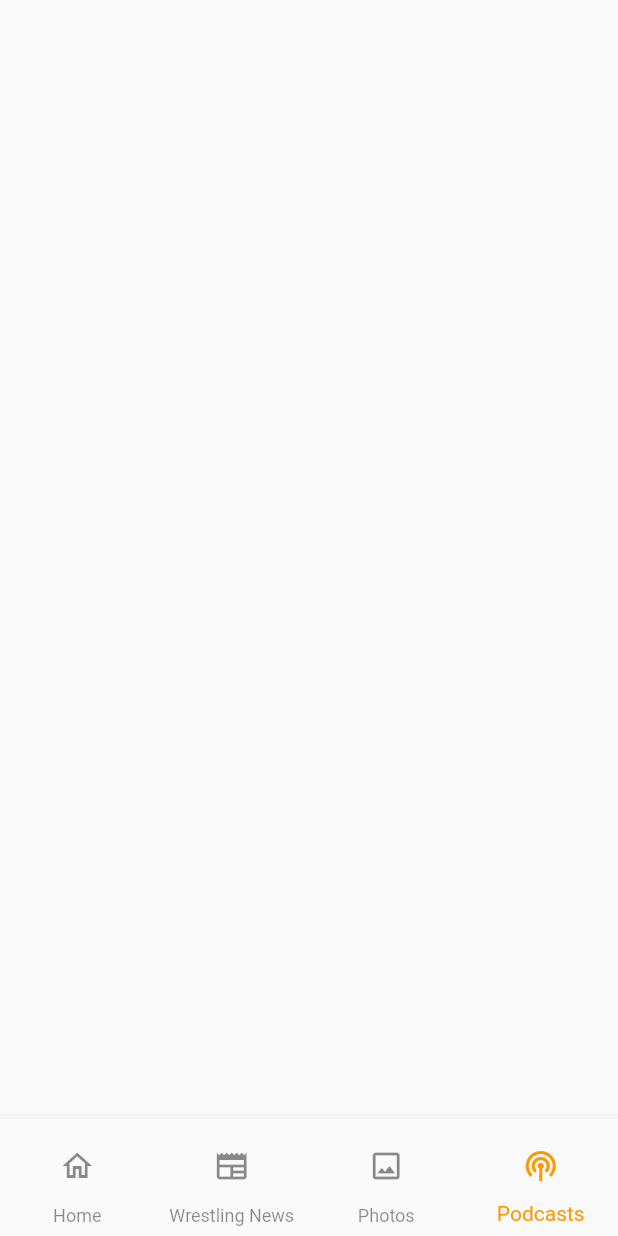
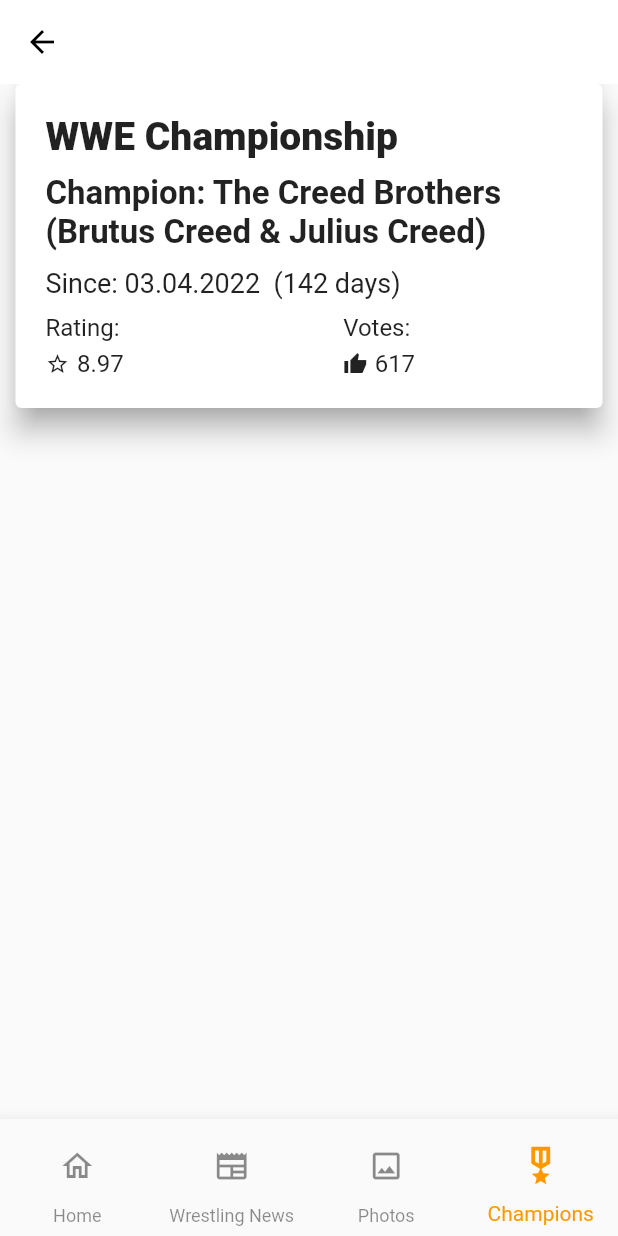
Before and after one commit to sakibovi123/wrestling_news_app, a Flutter app: the screen it shows after launch, item 4 of the bottom bar chosen, on a phone screen of 412 x 824 dp. Run offline on Flutter 3.47's test engine with Material 2 defaults, Android fonts, the phone set to English and light mode, and no system bars; network calls fail.

Commit message:
changes made in Photos page and changed the name of podcast to Champions and added champions card

```diff
--- a/lib/Views/Pages/Export.dart
+++ b/lib/Views/Pages/Export.dart
@@ -7,20 +7,18 @@
 export '../Widgets/Narbar.dart';
 export '../Widgets/NewsCard.dart';
 export '../Widgets/NotificationCard.dart';
+export '../Widgets/champions_card.dart';
 export '../Widgets/event_card.dart';
 export '../Widgets/formed_filter.dart';
 export '../Widgets/my_bottom_navbar.dart';
 export '../Widgets/my_tabbar_view.dart';
-export '../Widgets/results_tab_filter.dart';
-export '../Widgets/results_tab_second_filter.dart';
-export '../Widgets/results_tab_third_filter.dart';
 export '../Widgets/roster_page_card.dart';
-export '../Widgets/vertical_image_slider.dart';
 export 'Home.dart';
 export 'Login.dart';
 export 'Register.dart';
+export 'champions.dart';
+export 'champions.dart';
 export 'event_details.dart';
 export 'photos.dart';
-export 'podcasts.dart';
 export 'roster_page.dart';
 export 'wrestling_news.dart';
--- /dev/null
+++ b/lib/Views/Pages/champions.dart
@@ -0,0 +1,41 @@
+import 'package:flutter/material.dart';
+import 'package:wrestling_news_app/Views/Pages/Export.dart';
+
+class Champions extends StatefulWidget {
+  const Champions({
+    Key? key,
+  }) : super(key: key);
+
+  static const routeName = '/Champions';
+  @override
+  State<Champions> createState() => _ChampionsState();
+}
+
+class _ChampionsState extends State<Champions> {
+  String eventName = 'WWE Championship';
+  String championName = 'Roman Reigns';
+  String since = '03.04.2022  (142 days)';
+  String rating = '8.97';
+  String votes = '617';
+
+  @override
+  Widget build(BuildContext context) {
+    double? width = MediaQuery.of(context).size.width;
+    return Scaffold(
+      appBar: AppBar(
+        backgroundColor: Colors.white,
+        elevation: 0,
+      ),
+      body: ChampionsCard(
+        width: width,
+        eventName: eventName,
+        since: since,
+        rating: rating,
+        votes: votes,
+      ),
+      bottomNavigationBar: MyBottomNavbar(
+        index: 3,
+      ),
+    );
+  }
+}
--- a/lib/Views/Pages/podcasts.dart
+++ /dev/null
@@ -1,16 +0,0 @@
-import 'package:flutter/material.dart';
-import 'package:wrestling_news_app/Views/Pages/Export.dart';
-
-class Podcasts extends StatelessWidget {
-  const Podcasts({Key? key}) : super(key: key);
-
-  static const routeName = '/Podcasts';
-  @override
-  Widget build(BuildContext context) {
-    return const Scaffold(
-      bottomNavigationBar: MyBottomNavbar(
-        index: 3,
-      ),
-    );
-  }
-}
--- /dev/null
+++ b/lib/Views/Widgets/champions_card.dart
@@ -0,0 +1,154 @@
+import 'package:flutter/material.dart';
+
+class ChampionsCard extends StatelessWidget {
+  ChampionsCard({
+    Key? key,
+    this.width,
+    required this.eventName,
+    required this.since,
+    required this.rating,
+    required this.votes,
+  }) : super(key: key);
+
+  double? width;
+  final String eventName;
+  final String since;
+  final String rating;
+  final String votes;
+
+  @override
+  Widget build(BuildContext context) {
+    return Container(
+      alignment: Alignment.topCenter,
+      child: Card(
+        color: Colors.white,
+        elevation: 8.0,
+        shadowColor: Colors.grey,
+        margin: EdgeInsets.only(left: 10, right: 10),
+        child: UnconstrainedBox(
+          child: ConstrainedBox(
+            constraints: BoxConstraints(minHeight: 180),
+            child: Container(
+              padding: EdgeInsets.all(20),
+              decoration: BoxDecoration(
+                borderRadius: BorderRadius.circular(10),
+              ),
+              width: width! * 0.95,
+              child: Column(
+                crossAxisAlignment: CrossAxisAlignment.start,
+                children: [
+                  Text(
+                    '$eventName',
+                    style: TextStyle(
+                      fontWeight: FontWeight.w900,
+                      fontSize: 26,
+                    ),
+                  ),
+                  SizedBox(
+                    height: 10,
+                  ),
+                  Text(
+                    'Champion: The Creed Brothers (Brutus Creed & Julius Creed)',
+                    style: TextStyle(fontSize: 22, fontWeight: FontWeight.w700),
+                  ),
+                  SizedBox(
+                    height: 10,
+                  ),
+                  Text(
+                    'Since: $since',
+                    style: TextStyle(fontSize: 18),
+                  ),
+                  SizedBox(
+                    height: 10,
+                  ),
+                  Container(
+                    width: width! * 0.6,
+                    child: Row(
+                      mainAxisAlignment: MainAxisAlignment.spaceBetween,
+                      children: [
+                        Container(
+                          child: Row(
+                            children: [
+                              Container(
+                                child: Column(
+                                  crossAxisAlignment: CrossAxisAlignment.start,
+                                  children: [
+                                    Text(
+                                      'Rating: ',
+                                      style: TextStyle(fontSize: 16),
+                                    ),
+                                    SizedBox(
+                                      height: 5,
+                                    ),
+                                    Row(
+                                      mainAxisAlignment:
+                                          MainAxisAlignment.start,
+                                      children: [
+                                        Icon(
+                                          Icons.star_border,
+                                          size: 16,
+                                        ),
+                                        SizedBox(
+                                          width: 5,
+                                        ),
+                                        Text(
+                                          '$rating',
+                                          style: TextStyle(fontSize: 16),
+                                        ),
+                                      ],
+                                    )
+                                  ],
+                                ),
+                              ),
+                            ],
+                          ),
+                        ),
+                        Container(
+                          child: Row(
+                            children: [
+                              Container(
+                                child: Column(
+                                  crossAxisAlignment: CrossAxisAlignment.start,
+                                  children: [
+                                    Text(
+                                      'Votes: ',
+                                      style: TextStyle(fontSize: 16),
+                                    ),
+                                    SizedBox(
+                                      height: 5,
+                                    ),
+                                    Row(
+                                      mainAxisAlignment:
+                                          MainAxisAlignment.start,
+                                      children: [
+                                        Icon(
+                                          Icons.thumb_up_sharp,
+                                          size: 16,
+                                        ),
+                                        SizedBox(
+                                          width: 5,
+                                        ),
+                                        Text(
+                                          '$votes',
+                                          style: TextStyle(fontSize: 16),
+                                        ),
+                                      ],
+                                    )
+                                  ],
+                                ),
+                              ),
+                            ],
+                          ),
+                        ),
+                      ],
+                    ),
+                  ),
+                ],
+              ),
+            ),
+          ),
+        ),
+      ),
+    );
+  }
+}
--- a/lib/Views/Widgets/my_bottom_navbar.dart
+++ b/lib/Views/Widgets/my_bottom_navbar.dart
@@ -1,8 +1,5 @@
 import 'package:flutter/material.dart';
 import 'package:wrestling_news_app/Views/Pages/Export.dart';
-
-
-import '../Pages/Export.dart';
 
 class MyBottomNavbar extends StatelessWidget {
   const MyBottomNavbar({
@@ -48,14 +45,16 @@
         BottomNavigationBarItem(
           icon: IconButton(
             onPressed: () {
-              Navigator.pushNamed(context, Podcasts.routeName);
+              Navigator.pushNamed(context, Champions.routeName);
             },
-            icon: const Icon(Icons.podcasts_outlined),
+            icon: const Icon(
+              Icons.military_tech_outlined,
+              size: 30,
+            ),
           ),
-          label: 'Podcasts',
+          label: 'Champions',
         ),
       ],
     );
-
   }
 }
--- a/lib/main.dart
+++ b/lib/main.dart
@@ -2,7 +2,6 @@
 import 'package:flutter/services.dart';
 import 'package:provider/provider.dart';
 import 'package:wrestling_news_app/Controller/EventController.dart';
-import 'package:wrestling_news_app/Controller/NewsController.dart';
 import 'package:wrestling_news_app/Views/Pages/Export.dart';
 
 void main() {
@@ -18,10 +17,7 @@
   @override
   Widget build(BuildContext context) {
     return MultiProvider(
-      providers: [
-
-          ChangeNotifierProvider(create: (ctx) => EventController())
-      ],
+      providers: [ChangeNotifierProvider(create: (ctx) => EventController())],
       child: MaterialApp(
         debugShowCheckedModeBanner: false,
         title: 'Wrestling News',
@@ -35,7 +31,7 @@
           Home.routeName: (context) => const Home(),
           WrestlingNews.routeName: (context) => const WrestlingNews(),
           Photos.routeName: (context) => const Photos(),
-          Podcasts.routeName: (context) => const Podcasts(),
+          Champions.routeName: (context) => const Champions(),
           EventDetails.routeName: (context) => const EventDetails(),
         },
       ),
--- a/pubspec.yaml
+++ b/pubspec.yaml
@@ -37,6 +37,8 @@
   # Use with the CupertinoIcons class for iOS style icons.
   cupertino_icons: ^1.0.2
   vertical_card_pager: ^1.5.0
+  transparent_image: ^2.0.0
+  flutter_staggered_grid_view: ^0.6.2
   http: ^0.13.5
   provider: ^6.0.4
 
```
Also changed, not shown: lib/Views/Pages/photos.dart (+38 -1 lines), lib/Views/Widgets/my_tabbar_view.dart (+4 -3 lines), lib/Views/Widgets/results_tab_filter.dart (deleted, +0 -88 lines), lib/Views/Widgets/results_tab_second_filter.dart (deleted, +0 -62 lines), lib/Views/Widgets/results_tab_third_filter.dart (deleted, +0 -64 lines), lib/Views/Widgets/vertical_image_slider.dart (deleted, +0 -50 lines), pubspec.lock.
